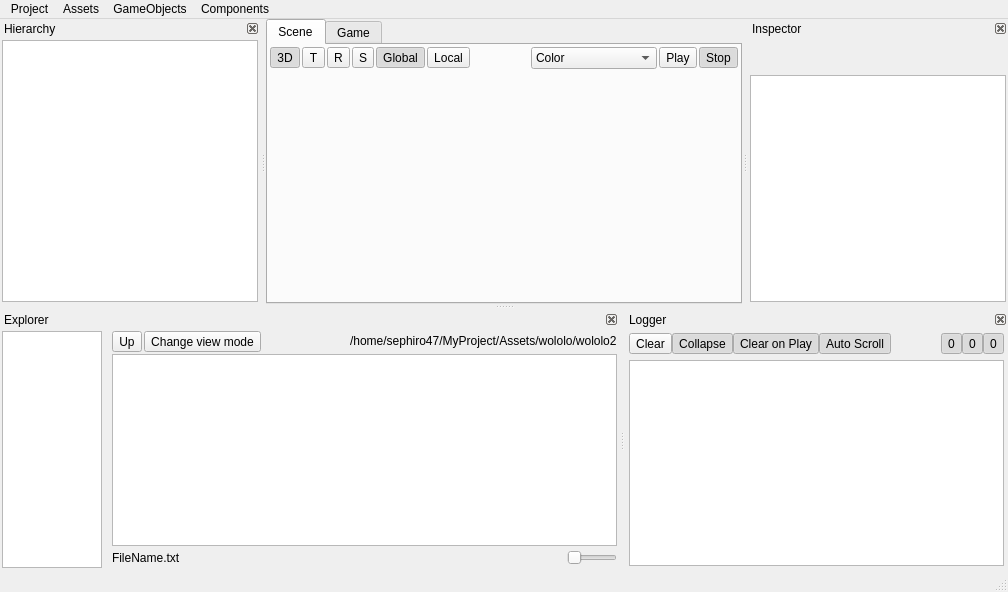
The window that EngineAssets/EditorWindow.ui (Bang3DEngine/OldBang) describes before a commit, drawn with Qt 5.
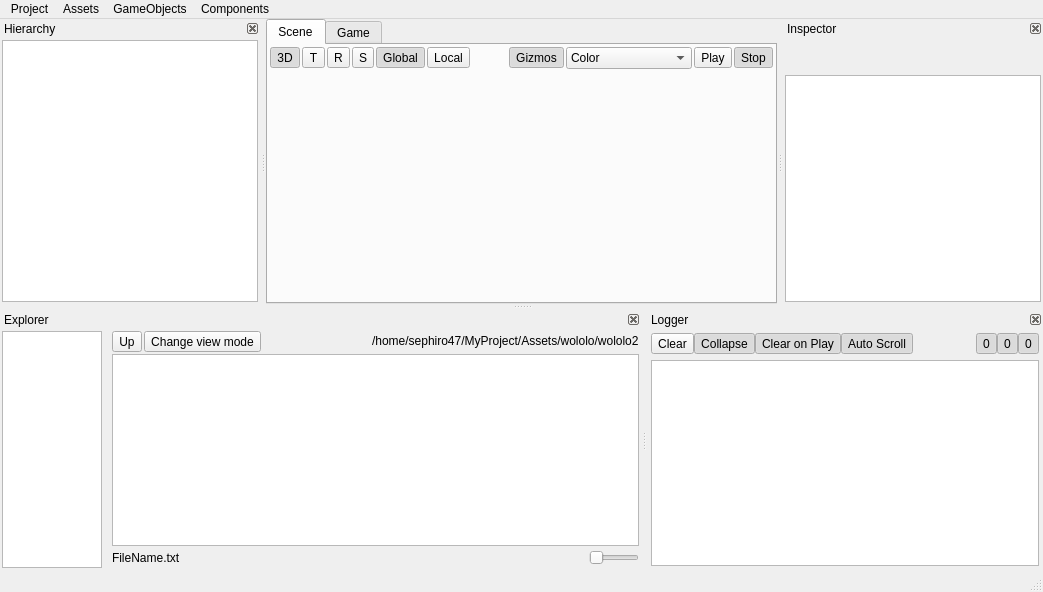
The same window after the commit. Icons and pictures are not drawn. Custom widgets are drawn as their Qt base class.

Commit message: Added Gizmos show button in toolbar

The edit to the form file:
```diff
--- a/EngineAssets/EditorWindow.ui
+++ b/EngineAssets/EditorWindow.ui
@@ -9,7 +9,7 @@
    <rect>
     <x>0</x>
     <y>0</y>
-    <width>1008</width>
+    <width>1043</width>
     <height>592</height>
    </rect>
   </property>
@@ -239,6 +239,19 @@
                </property>
               </spacer>
              </item>
+             <item>
+              <widget class="QToolButton" name="buttonShowGizmos">
+               <property name="text">
+                <string>Gizmos</string>
+               </property>
+               <property name="checkable">
+                <bool>true</bool>
+               </property>
+               <property name="checked">
+                <bool>true</bool>
+               </property>
+              </widget>
+             </item>
              <item>
               <widget class="QComboBox" name="comboBoxGBufferAttachment">
                <property name="sizeAdjustPolicy">
@@ -362,7 +375,7 @@
     <rect>
      <x>0</x>
      <y>0</y>
-     <width>1008</width>
+     <width>1043</width>
      <height>25</height>
     </rect>
    </property>
```
The commit also changes 6 other files.
